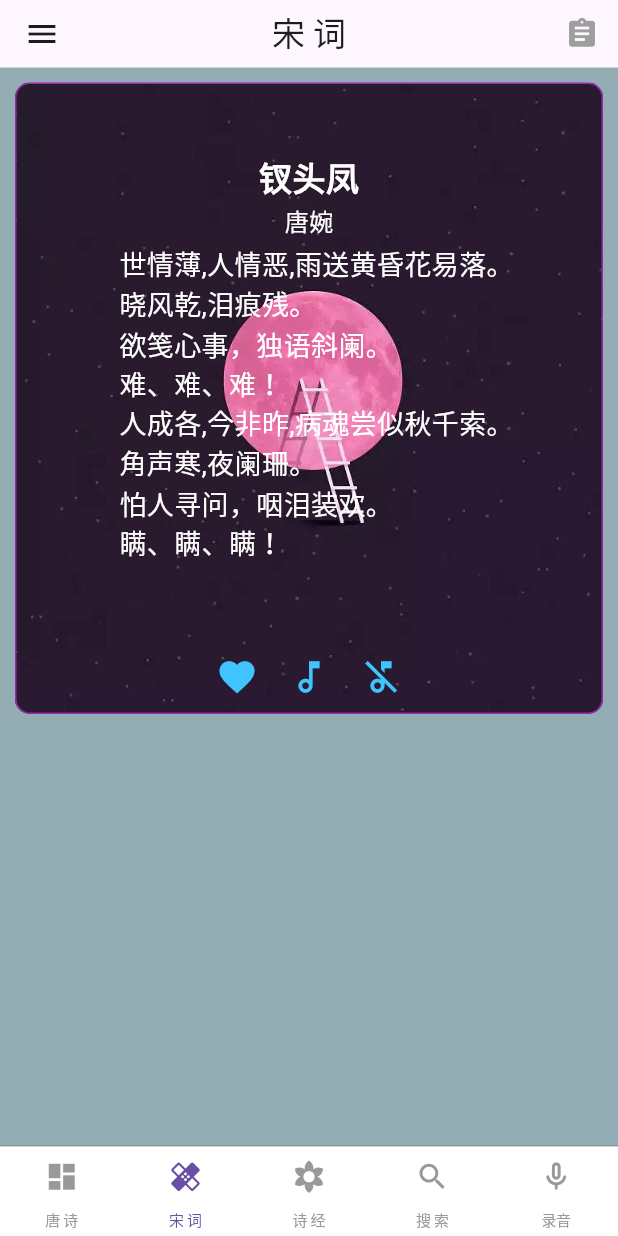
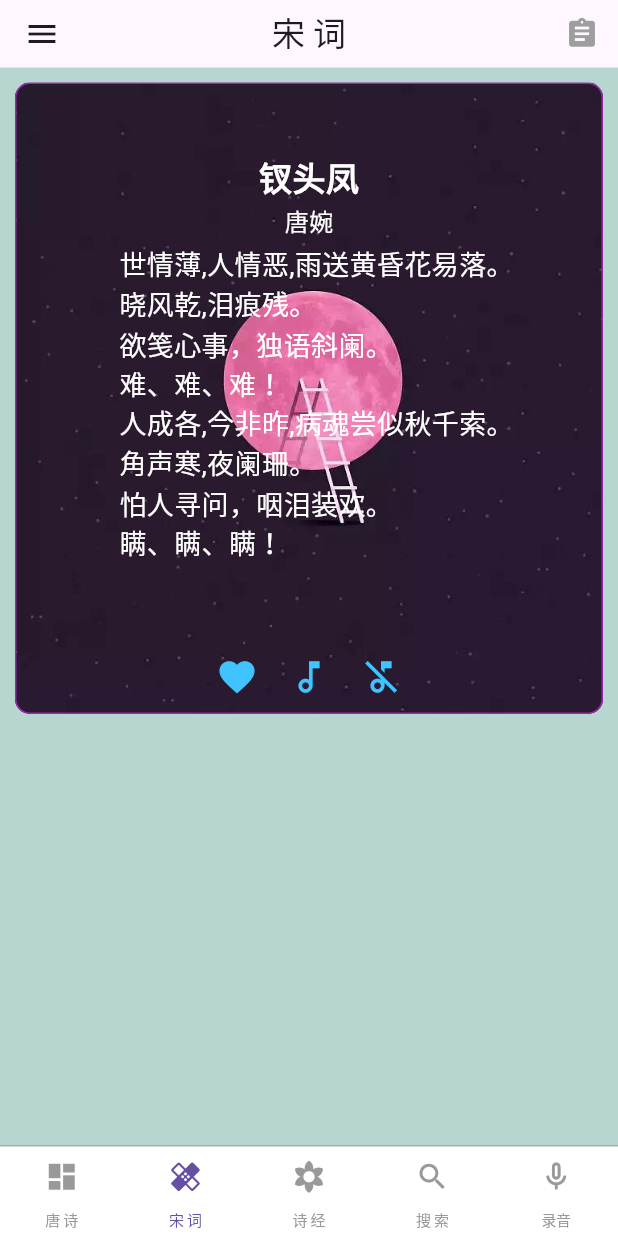
Before and after one commit to SongC1229/song, a Flutter app: the screen it shows after launch, item 2 of the bottom bar chosen, after a tap on the "favorite" icon, on a phone screen of 412 x 824 dp. Run offline on Flutter 3.47's test engine with Material 3 defaults, Android fonts, the phone set to English and light mode, and no system bars; our stand-ins replace fluttertoast, permission_handler, sqflite; missing offline and left inert: audio_session, flutter_sound; accounts and stored records are empty; Roboto replaces fonts that are missing (方正楷体).

Commit message:
opti code

```diff
--- a/lib/dialog_update.dart
+++ b/lib/dialog_update.dart
@@ -3,12 +3,12 @@ import 'util_ui.dart';
 import 'util_db.dart';
 class Update extends StatefulWidget{
 
-  const Update({@required this.refreshfather,@required this.id,@required this.cate,@required this.poemtitle,@required this.author,@required this.content});
+  const Update({@required this.refreshfather,@required this.id,@required this.table,@required this.poemtitle,@required this.author,@required this.content});
   final refreshfather;
   final poemtitle;
   final author;
   final id;
-  final cate;
+  final table;
   final content;
 
   @override
@@ -157,7 +157,7 @@ class _UpdateState extends State<Update> {
                         ),
                       ),
                       onPressed: (){
-                        dbUpdatePoem(widget.id,tit.text,aut.text,con.text,widget.cate).whenComplete((){
+                        dbUpdatePoem(widget.id,tit.text,aut.text,con.text,widget.table).whenComplete((){
                           widget.refreshfather();
                         });
                         Navigator.of(context).pop();
--- a/lib/main.dart
+++ b/lib/main.dart
@@ -24,14 +24,15 @@ class _HomeState extends State<Home>{
 
 
   void initData(){
+
     Map songdata={"id":6,"title":"\n桃夭","author":"国风・周南","content":"桃之夭夭，灼灼其华。\n之子于归，宜其室家。\n桃之夭夭，有蕡其实。\n之子于归，宜其家室。\n桃之夭夭，其叶蓁蓁。\n之子于归，宜其家人。\n\n","love":0};
     Map tpoemdata={"id":3058,"title":"\n望月怀远","author":"张九龄","content":'海上生明月，天涯共此时。\n情人怨遥夜，竟夕起相思\n灭烛怜光满，披衣觉露滋\n不堪盈手赠，还寝梦佳期。\n\n',"love":0};
     Map spoemdata={"id":9775,"title":"\n钗头凤","author":"唐婉","content":'世情薄,人情恶,雨送黄昏花易落。\n晓风乾,泪痕残。\n欲笺心事，独语斜阑。\n难、难、难！\n人成各,今非昨,病魂尝似秋千索。\n角声寒,夜阑珊。\n怕人寻问，咽泪装欢。\n瞒、瞒、瞒！\n\n',"love":0};
       _body =  IndexedStack(
           children: <Widget>[
-              CardPage(ptheme: 1,initdata: tpoemdata,color: Colors.black,),
-              CardPage(ptheme: 2,initdata: spoemdata,color: Colors.white,),
-              CardPage(ptheme: 3,initdata: songdata,color: Colors.black,),
+              CardPage(ptheme: GConfig.tables[0],initdata: tpoemdata,color: Colors.black,),
+              CardPage(ptheme: GConfig.tables[1],initdata: spoemdata,color: Colors.white,),
+              CardPage(ptheme: GConfig.tables[2],initdata: songdata,color: Colors.black,),
               SearchPage(),
               RecordPage(),
           ],
@@ -45,7 +46,6 @@ class _HomeState extends State<Home>{
           new BottomNavigationBarItem(
              icon: Icon(Icons.dashboard,size: 23.0),
              label: GConfig.poemcate[0],
-             // title: Text(GlobalConfig.poemcate[0],style: TextStyle(fontFamily:GlobalConfig.font,fontSize: 14.0),),
            ),
           new BottomNavigationBarItem(
             icon:  Icon(Icons.healing,size: 23.0),
@@ -110,7 +110,7 @@ class _HomeState extends State<Home>{
               title: Text(GConfig.poemcate[_currentIndex],style: new TextStyle(fontFamily: GConfig.font,)),
               actions: <Widget>[
               // action button
-              TopIcon(cate:_currentIndex,refreshpoem: refreshApp,)
+              TopIcon(table:GConfig.tables[_currentIndex>2?0:_currentIndex],refreshpoem: refreshApp,)
               ]
             )
         ),
@@ -125,8 +125,8 @@ class _HomeState extends State<Home>{
 }
 
 class TopIcon extends StatelessWidget {
-  TopIcon({@required this.cate,this.refreshpoem});
-  final cate;
+  TopIcon({@required this.table,this.refreshpoem});
+  final table;
   final refreshpoem;
   @override
   Widget build(BuildContext context) {
@@ -137,7 +137,7 @@ class TopIcon extends StatelessWidget {
               context: context,
               barrierDismissible: false,
               builder: (BuildContext context) {
-                return LoveListpage(ptheme: cate,refreshpoem:refreshpoem);
+                return LoveListpage(ptheme: table,refreshpoem:refreshpoem);
               });
         },
       );
--- a/lib/mydrawer.dart
+++ b/lib/mydrawer.dart
@@ -144,7 +144,7 @@ class _MyDrawerState extends State<MyDrawer> {
         onTap: () => print('current user'),
         child: new CircleAvatar(
           //圆形图标控件
-          backgroundImage: ExactAssetImage(GConfig.backimg[4]),
+          backgroundImage: ExactAssetImage(GConfig.backimg["icon"]!),
         ),
       ),
       decoration: BoxDecoration(
@@ -152,7 +152,7 @@ class _MyDrawerState extends State<MyDrawer> {
           fit: BoxFit.cover,
           // image: new NetworkImage('https://raw.githubusercontent.com/flutter/website/master/_includes/code/layout/lakes/images/lake.jpg')
           //可以试试图片调取自本地。调用本地资源，需要到pubspec.yaml中配置文件路径
-          image: ExactAssetImage(GConfig.backimg[5]),
+          image: ExactAssetImage(GConfig.backimg["yoona"]!),
         ),
       ),
       margin: EdgeInsets.only(bottom: 0.0),
--- a/lib/page_card.dart
+++ b/lib/page_card.dart
@@ -34,7 +34,8 @@ class _CardPageState extends State<CardPage>{
   @override
   void initState() {
     super.initState();
-    backimg=ExactAssetImage(GConfig.backimg[widget.ptheme]);
+
+    backimg=ExactAssetImage(GConfig.backimg[widget.ptheme]!);
     // 初始数据
     data=widget.initdata;
     WidgetsBinding.instance.addPostFrameCallback((_) {
--- a/lib/page_search.dart
+++ b/lib/page_search.dart
@@ -23,10 +23,10 @@ class _SearchPageState extends State<SearchPage> with SingleTickerProviderStateM
 
 
   List<DropdownMenuItem> getpoemcate(){
-    Map<String, int> poemcate ={
-      "唐 诗":1,
-      "宋 词":2,
-      "诗 经":3
+    Map<String, String> poemcate ={
+      "唐 诗":"Tpoem",
+      "宋 词":"Spoem",
+      "诗 经":"song"
     };
     List<DropdownMenuItem> cate = [];
     for (var key in poemcate.keys){
@@ -53,7 +53,7 @@ class _SearchPageState extends State<SearchPage> with SingleTickerProviderStateM
   }
 
   void _search() {
-    dbSearch(key,value1,value2).then((result,) {
+    dbSearch(key,table,value2).then((result,) {
       var len=0;
       if(result !=null)
         len = result.length;
@@ -65,7 +65,7 @@ class _SearchPageState extends State<SearchPage> with SingleTickerProviderStateM
   }
 
 
-  var value1=1;
+  var table="Tpoem";
   var value2=1;
   var key="";
   var data;
@@ -133,10 +133,10 @@ class _SearchPageState extends State<SearchPage> with SingleTickerProviderStateM
                         child: DropdownButtonHideUnderline(
                                child: DropdownButton(
                                   items: getpoemcate(),
-                                  value: value1,//下拉菜单选择完之后显示给用户的值
+                                  value: table,//下拉菜单选择完之后显示给用户的值
                                   onChanged: (T){//下拉菜单item点击之后的回调
                                     setState(() {
-                                      value1=T;
+                                      table=T;
                                     });
                                   },
                                   style: TextStyle(//设置文本框里面文字的样式
@@ -215,7 +215,7 @@ class _SearchPageState extends State<SearchPage> with SingleTickerProviderStateM
             border: Border.all(width: 1.0, color: Colors.purple),
             borderRadius: BorderRadius.all(Radius.circular(10.0)),
             image: DecorationImage(
-                image:ExactAssetImage(GConfig.backimg[0]),
+                image:ExactAssetImage(GConfig.backimg["search"]!),
                 fit: BoxFit.cover
             ),
           ),
@@ -238,7 +238,7 @@ class _SearchPageState extends State<SearchPage> with SingleTickerProviderStateM
                         onPressed: () {
                           var temp;
                           eachdata["love"]==0?temp=1:temp=0;
-                          dbUpdateLove(eachdata["id"],temp,value1).whenComplete((){
+                          dbUpdateLove(eachdata["id"],temp,table).whenComplete((){
                             _search();
                           });
                         },
@@ -283,7 +283,7 @@ class _SearchPageState extends State<SearchPage> with SingleTickerProviderStateM
         context: context,
         barrierDismissible: false,
         builder: (BuildContext context) {
-          return Remove(refreshfather: _search,id: id,poemtitle: poemtitle,author: author,cate: value1,dbremove: true,);
+          return Remove(refreshfather: _search,id: id,poemtitle: poemtitle,author: author,table: table,dbremove: true,);
         });
   }
 
@@ -292,7 +292,7 @@ class _SearchPageState extends State<SearchPage> with SingleTickerProviderStateM
         context: context,
         barrierDismissible: false,
         builder: (BuildContext context) {
-          return Update(refreshfather: _search,id: id,poemtitle: poemtitle,author: author,content: content,cate: value1);
+          return Update(refreshfather: _search,id: id,poemtitle: poemtitle,author: author,content: content,table: table);
         });
   }
 }
--- a/lib/util_db.dart
+++ b/lib/util_db.dart
@@ -4,7 +4,7 @@ import 'package:flutter/services.dart';
 import 'package:sqflite/sqflite.dart';
 import 'package:path_provider/path_provider.dart';
 import 'util_ui.dart';
-final theme={1:"Tpoem",2:"Spoem",3:"song"};
+
 dynamic shidb;
 
 void speech(String str) async{
@@ -110,9 +110,9 @@ void initPoem() async{
 
 
 
-Future<Map?> getData(int cate,int id) async{
+Future<Map?> getData(String table,int id) async{
   String sql;
-  id==0?sql="SELECT * FROM "+theme[cate]!+" ORDER BY RANDOM() limit 1":sql="select * from "+theme[cate]!+" where id= $id";
+  id==0?sql="SELECT * FROM "+table+" ORDER BY RANDOM() limit 1":sql="select * from "+table+" where id= $id";
   List<Map> data = await shidb.rawQuery(sql);
   String title =data[0]["title"];
   String author = data[0]["author"];//utf8.decode(list[0]["author"]);
@@ -132,28 +132,28 @@ Future<Map?> getData(int cate,int id) async{
 
 
 //搜索
-Future<List?>  dbSearch(String key,int catepoem,int b) async{
+Future<List?>  dbSearch(String key,String table,int b) async{
 
   List<Map<String, dynamic>> data;
   Map c={1:"title",2:"author",3:"content"};
-  String sql="select * from "+theme[catepoem]!+" where "+c[b]+" like '%"+key+"%' limit 500;";
+  String sql="select * from "+table+" where "+c[b]+" like '%"+key+"%' limit 500;";
 //  print(sql);
   data = await shidb.rawQuery(sql);
   return data;
 }
 
-Future dbUpdateLove(int id,int love,int cate) async{
-  String sql="update "+theme[cate]!+" set love= ? where id= ?";
+Future dbUpdateLove(int id,int love, String table) async{
+  String sql="update "+table+" set love= ? where id= ?";
   await shidb.rawUpdate(sql,[love,id]);
 }
 
-Future dbUpdatePoem(int id,String title,String author,String content,int cate) async{
-  String sql="update "+theme[cate]!+" set title= ?, author= ?,content= ? where id= ?";
+Future dbUpdatePoem(int id,String title,String author,String content, String table) async{
+  String sql="update "+table+" set title= ?, author= ?,content= ? where id= ?";
   await shidb.rawUpdate(sql,[title,author,content,id]);
 }
 
-Future dbDelete(int id,int cate) async{
-  String sql="delete from "+theme[cate]!+" where id=$id";
+Future dbDelete(int id, String table) async{
+  String sql="delete from "+table+" where id=$id";
   int count=await shidb.rawDelete(sql);
   if(count!=1){
     printInfo("删除失败");
@@ -162,8 +162,8 @@ Future dbDelete(int id,int cate) async{
 
 
 //搜索
-Future<List?>  dbDelectLove(int pomecate) async{
-  String sql="select id, title,author,content from "+theme[pomecate]!+" where love=1;";
+Future<List?>  dbDelectLove(String table) async{
+  String sql="select id, title,author,content from "+table+" where love=1;";
   var data = await shidb.rawQuery(sql);
   return data;
 }
--- a/lib/util_ui.dart
+++ b/lib/util_ui.dart
@@ -3,28 +3,32 @@ import 'package:flutter/services.dart';
 import 'package:fluttertoast/fluttertoast.dart';
 
 class GConfig {
-  static Color night=Colors.blueGrey;
-  static Color light=Color(0xFFB7D6CF);
+
+  static const Color night=Colors.blueGrey;
+  static const Color light=Color(0xFFB7D6CF);
+  static const Map<String,String> backimg={
+    "search":"asset/images/searchback.jpg",
+    "Tpoem":"asset/images/tang.jpg",
+    "Spoem":"asset/images/song.jpg",
+    "song":"asset/images/shijing.jpg",
+    "icon":"asset/images/icon.jpg",
+    "yoona":"asset/images/yoona.jpg"};
+  static const List<String> fontnames=["方正楷体","安卓系统"];
+  static const List<String> tables=["Tpoem","Spoem","song"];
+  static const List<String> poemcate = ['唐 诗', '宋 词', '诗 经', '搜 索','录音'];
+  static const platform = const MethodChannel("sning.ttspeak");
+  static final ThemeData themeData = new ThemeData(primarySwatch:Colors.blue);
+
+  static String appDir="null";
+  static Color appBackgroundColor = Color(0xFFB7D6CF);
+
   static bool dark = false;
-  static ThemeData themeData = new ThemeData(primarySwatch:Colors.blue);
-  static Color appBackgroundColor = Color(0xE593ABB2);
-  static List<String> backimg=["asset/images/searchback.jpg",
-                                "asset/images/tang.jpg",
-                                "asset/images/song.jpg",
-                                "asset/images/shijing.jpg",
-                                "asset/images/icon.jpg",
-                                "asset/images/yoona.jpg"
-                              ];
   static String font="方正楷体";
   static double fontSize=18;
-  static const List<String> fontnames=["方正楷体","安卓系统"];
-  static List<String> poemcate = ['唐 诗', '宋 词', '诗 经', '搜 索','录音'];
   static String motto="但愿人长久，千里共婵娟";
   static String name="Yoona";
   static bool backfromlove=false;
-  static String appDir="null";
   static int channel=0;
-  static const platform = const MethodChannel("sning.ttspeak");
   static List<String> recordTitle = ['','','','','','','','','',''];
   static List<String> ttsTitle = ['恭喜发财','恭喜发财','恭喜发财','恭喜发财','恭喜发财','恭喜发财','恭喜发财','恭喜发财','恭喜发财','恭喜发财'];
 }
```
Also changed, not shown: lib/dialog_remove.dart (+4 -4 lines), lib/page_love.dart (+19 -22 lines).
